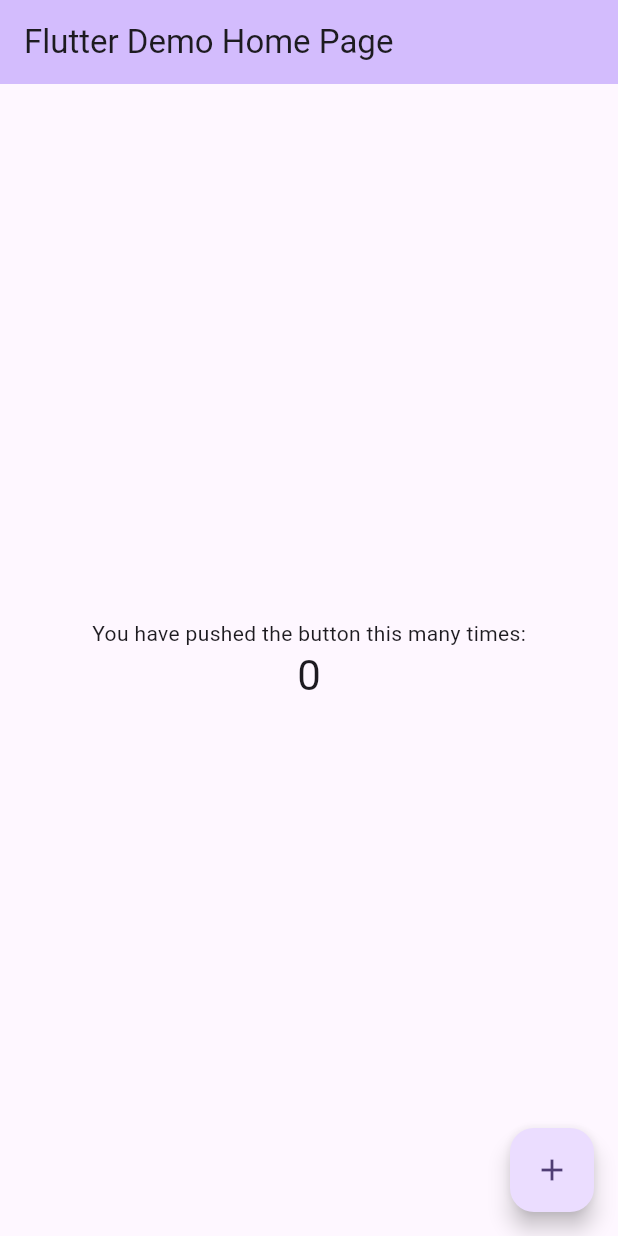
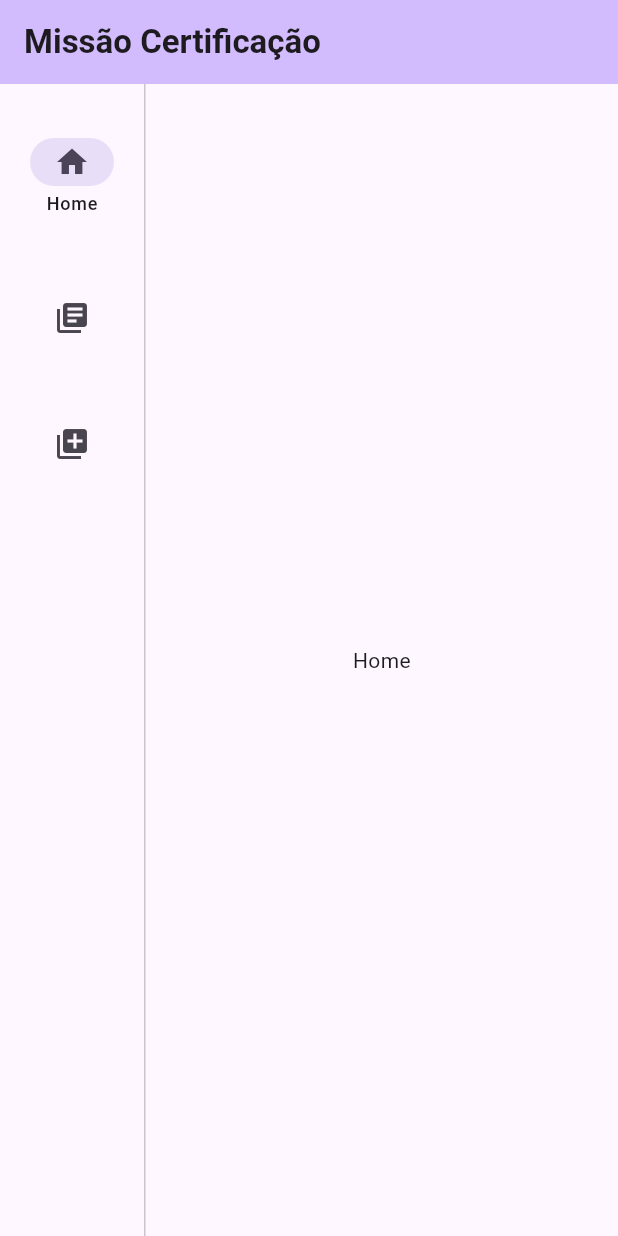
Before and after one commit to MNAntunes02/Projeto-Certificacao-M1, a Flutter app: the screen it shows after launch, on a phone screen of 412 x 824 dp. Run offline on Flutter 3.47's test engine with Material 2 defaults, Android fonts, the phone set to English and light mode, and no system bars.

Commit message:
feat: estrutura principal de navegação

```diff
--- a/src/flutter_app/lib/main.dart
+++ b/src/flutter_app/lib/main.dart
@@ -28,11 +28,17 @@ class MyHomePage extends StatefulWidget {
 }
 
 class _MyHomePageState extends State<MyHomePage> {
-  int _counter = 0;
+  int _selectedPage = 0;
 
-  void _incrementCounter() {
+  static final List<Widget> _widgetOptions = <Widget>[
+    const Text('Home'),
+    const Text('Consultar'),
+    const Text('Cadastrar'),
+  ];
+
+  void _onItemTapped(int index) {
     setState(() {
-      _counter++;
+      _selectedPage = index;
     });
   }
 
@@ -41,26 +47,58 @@ class _MyHomePageState extends State<MyHomePage> {
     return Scaffold(
       appBar: AppBar(
         backgroundColor: Theme.of(context).colorScheme.inversePrimary,
-        title: Text(widget.title),
-      ),
-      body: Center(
-        child: Column(
-          mainAxisAlignment: MainAxisAlignment.center,
-          children: <Widget>[
-            const Text(
-              'You have pushed the button this many times:',
-            ),
-            Text(
-              '$_counter',
-              style: Theme.of(context).textTheme.headlineMedium,
-            ),
-          ],
+        title: const Text(
+          'Missão Certificação',
+          style: TextStyle(fontWeight: FontWeight.bold),
         ),
       ),
-      floatingActionButton: FloatingActionButton(
-        onPressed: _incrementCounter,
-        tooltip: 'Increment',
-        child: const Icon(Icons.add),
+      body: Row(
+        children: [
+          Padding(
+            padding: const EdgeInsets.all(8.0),
+            child: NavigationRail(
+              destinations: const [
+                NavigationRailDestination(
+                  icon: Icon(
+                    Icons.home,
+                  ),
+                  label: Text('Home'),
+                  padding: EdgeInsets.fromLTRB(0, 20, 0, 20),
+                ),
+                NavigationRailDestination(
+                  icon: Icon(
+                    Icons.library_books,
+                  ),
+                  label: Text('Consultar'),
+                  padding: EdgeInsets.fromLTRB(0, 20, 0, 20),
+                ),
+                NavigationRailDestination(
+                  icon: Icon(
+                    Icons.library_add,
+                  ),
+                  label: Text('Cadastrar'),
+                  padding: EdgeInsets.fromLTRB(0, 20, 0, 20),
+                ),
+              ],
+              selectedIndex: _selectedPage,
+              onDestinationSelected: _onItemTapped,
+              labelType: NavigationRailLabelType.selected,
+              useIndicator: true,
+            ),
+          ),
+          const VerticalDivider(
+            thickness: 1,
+            width: 1,
+          ),
+          Expanded(
+            child: Container(
+              padding: const EdgeInsets.all(20),
+              child: Center(
+                child: _widgetOptions.elementAt(_selectedPage),
+              ),
+            ),
+          ),
+        ],
       ),
     );
   }
```
